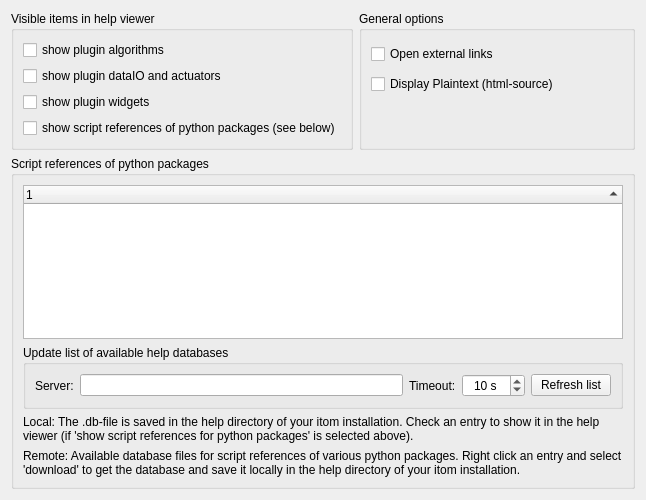
Qt form Qitom/ui/widgetPropHelpDock.ui (itom-project/itom) before a commit.
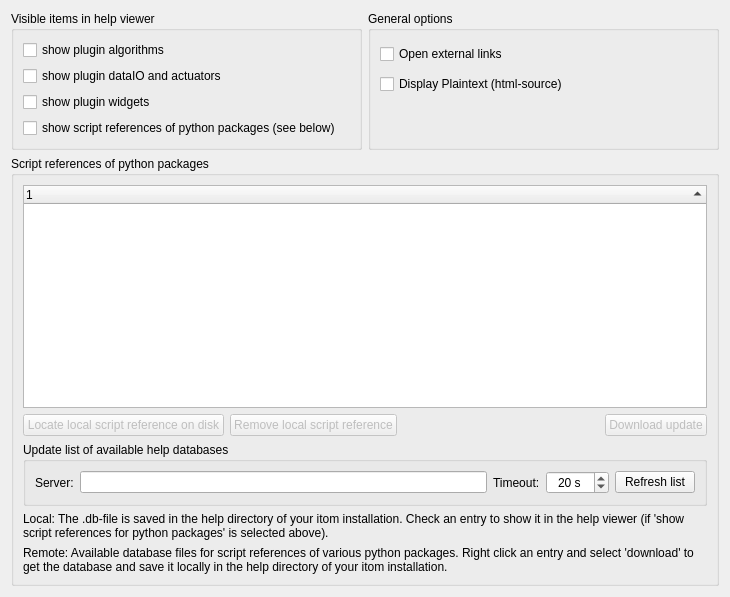
The same form after that commit. Icons and pictures are not drawn.

What changed in the file:
```diff
--- a/Qitom/ui/widgetPropHelpDock.ui
+++ b/Qitom/ui/widgetPropHelpDock.ui
@@ -6,8 +6,8 @@
    <rect>
     <x>0</x>
     <y>0</y>
-    <width>646</width>
-    <height>500</height>
+    <width>730</width>
+    <height>597</height>
    </rect>
   </property>
   <property name="windowTitle">
@@ -158,6 +158,65 @@
         </item>
        </layout>
       </item>
+      <item>
+       <layout class="QHBoxLayout" name="horizontalLayout_6">
+        <item>
+         <widget class="QPushButton" name="btnLocateOnDisk">
+          <property name="enabled">
+           <bool>false</bool>
+          </property>
+          <property name="text">
+           <string>Locate local script reference on disk</string>
+          </property>
+          <property name="icon">
+           <iconset resource="../qitom.qrc">
+            <normaloff>:/files/icons/browser.png</normaloff>:/files/icons/browser.png</iconset>
+          </property>
+         </widget>
+        </item>
+        <item>
+         <widget class="QPushButton" name="btnRemoveDatabase">
+          <property name="enabled">
+           <bool>false</bool>
+          </property>
+          <property name="text">
+           <string>Remove local script reference</string>
+          </property>
+          <property name="icon">
+           <iconset resource="../qitom.qrc">
+            <normaloff>:/helpTreeDockWidget/deleteDatabase</normaloff>:/helpTreeDockWidget/deleteDatabase</iconset>
+          </property>
+         </widget>
+        </item>
+        <item>
+         <spacer name="horizontalSpacer">
+          <property name="orientation">
+           <enum>Qt::Horizontal</enum>
+          </property>
+          <property name="sizeHint" stdset="0">
+           <size>
+            <width>40</width>
+            <height>20</height>
+           </size>
+          </property>
+         </spacer>
+        </item>
+        <item>
+         <widget class="QPushButton" name="btnDownload">
+          <property name="enabled">
+           <bool>false</bool>
+          </property>
+          <property name="text">
+           <string>Download update</string>
+          </property>
+          <property name="icon">
+           <iconset resource="../qitom.qrc">
+            <normaloff>:/helpTreeDockWidget/downloadUpdate</normaloff>:/helpTreeDockWidget/downloadUpdate</iconset>
+          </property>
+         </widget>
+        </item>
+       </layout>
+      </item>
       <item>
        <widget class="QGroupBox" name="groupBox_3">
         <property name="minimumSize">
@@ -224,7 +283,7 @@
               <number>3600</number>
              </property>
              <property name="value">
-              <number>10</number>
+              <number>20</number>
              </property>
             </widget>
            </item>
```
Left out of the diff: 4 changed lines with no effect on the pictures.
